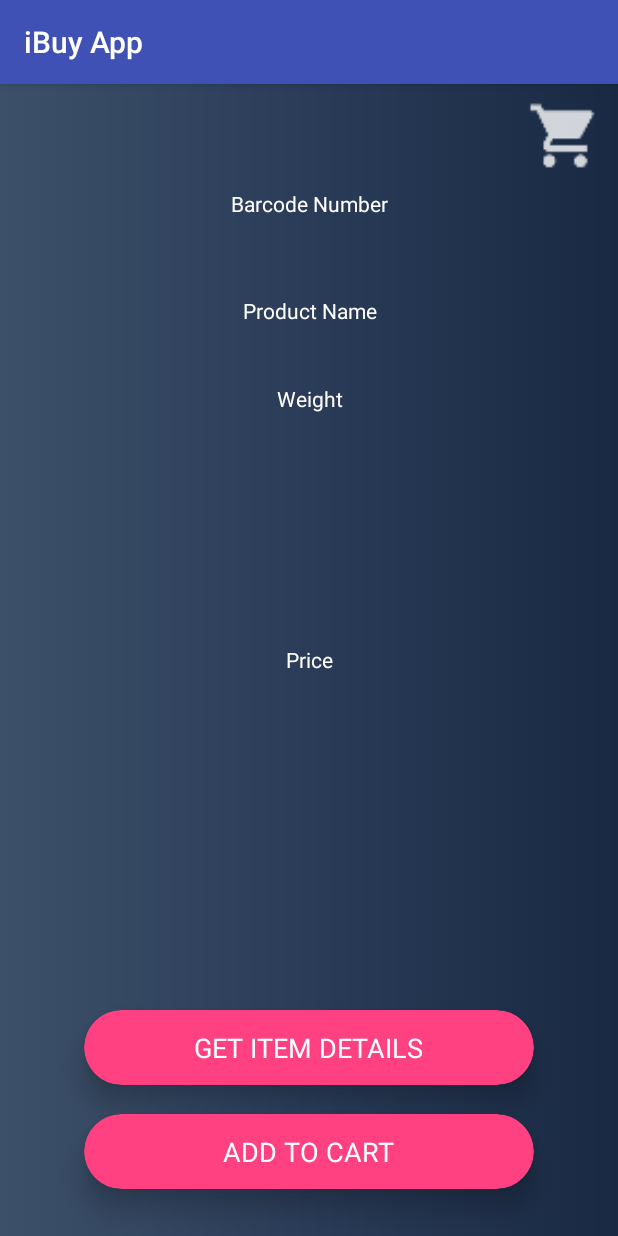
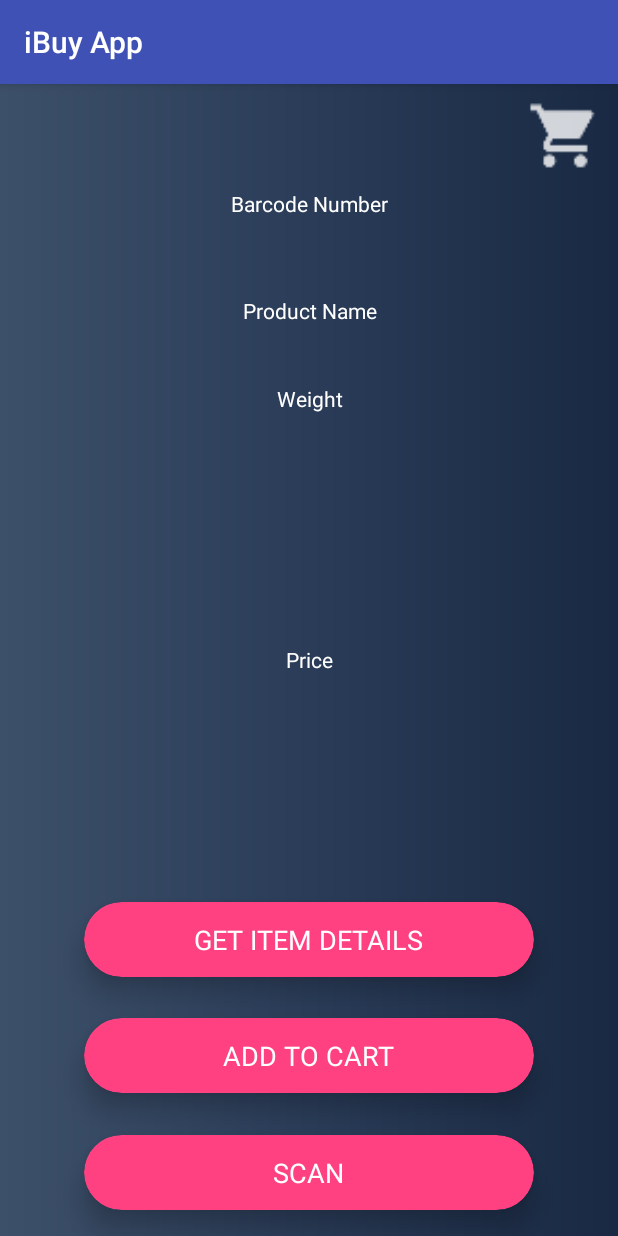
Before and after one commit to dineshyalla/IBuy, an Android app: the BarcodeFetch screen opened directly, with no data from a screen before it, on a phone screen of 412 x 824 dp. Run offline under Robolectric (Android 15) with nearby library versions, the phone set to English and light mode, and no system bars; 1 statement that could not run was skipped.

Commit message:
Added Home Button with UI changes

```diff
--- a/iBuy/app/src/main/java/com/example/dineshyalla/ibuy/UI/BarcodeFetch.java
+++ b/iBuy/app/src/main/java/com/example/dineshyalla/ibuy/UI/BarcodeFetch.java
@@ -33,7 +33,7 @@ public class BarcodeFetch extends AppCompatActivity {
     public String fName="";
     public String lName="";
     public String fFood="";
-    TextView etFirstName,etLastName,etFavFood, btnFetch;
+    TextView etFirstName,etLastName,etFavFood, btnFetch, btnScan;
     ImageView img;
     TextView txtAdd;
     DatabaseHelper myDB;
@@ -58,6 +58,7 @@ public class BarcodeFetch extends AppCompatActivity {
         txtAdd = (TextView) findViewById(R.id.txtAdd);
         img = (ImageView) findViewById(R.id.cartView);
         btnFetch = (TextView)findViewById(R.id.btnFetch);
+        btnScan = (TextView)findViewById(R.id.btnScan);
 
         myDB = new DatabaseHelper(this);
 
@@ -74,6 +75,14 @@ public class BarcodeFetch extends AppCompatActivity {
                 String priceString = Integer.toString(price);
                 Intent intent = new Intent(BarcodeFetch.this,ViewListContents.class);
                 intent.putExtra("price", priceString);
+                startActivity(intent);
+            }
+        });
+
+        btnScan.setOnClickListener(new View.OnClickListener() {
+            @Override
+            public void onClick(View view) {
+                Intent intent = new Intent(BarcodeFetch.this,Dashboard.class);
                 startActivity(intent);
             }
         });
--- a/iBuy/app/src/main/res/layout/activity_barcode_fetch.xml
+++ b/iBuy/app/src/main/res/layout/activity_barcode_fetch.xml
@@ -69,16 +69,44 @@
 
     <RelativeLayout
         android:layout_width="match_parent"
-        android:layout_height="200dp"
-        android:layout_alignParentStart="true"
-        android:layout_alignParentBottom="true">
+        android:layout_height="240dp"
+        android:layout_alignParentBottom="true"
+        android:layout_alignParentStart="true">
+
+        <android.support.v7.widget.CardView
+            android:layout_width="300dp"
+            android:layout_height="50dp"
+            android:layout_alignParentBottom="true"
+            android:layout_centerHorizontal="true"
+            android:layout_marginBottom="17dp"
+            app:cardBackgroundColor="@color/colorAccent"
+            app:cardCornerRadius="25dp"
+            app:cardElevation="10dp">
+
+        <RelativeLayout
+            android:layout_width="match_parent"
+            android:layout_height="match_parent"
+            android:layout_alignParentStart="true"
+            android:layout_alignParentTop="true">
+
+            <TextView
+                android:id="@+id/btnScan"
+                android:layout_width="wrap_content"
+                android:layout_height="wrap_content"
+                android:layout_centerInParent="true"
+                android:text="SCAN"
+                android:textAllCaps="true"
+                android:textColor="#fff"
+                android:textSize="18sp" />
+        </RelativeLayout>
+        </android.support.v7.widget.CardView>
 
         <android.support.v7.widget.CardView
             android:layout_width="300dp"
             android:layout_height="50dp"
             android:layout_alignParentTop="true"
             android:layout_centerHorizontal="true"
-            android:layout_marginTop="49dp"
+            android:layout_marginTop="17dp"
             app:cardBackgroundColor="@color/colorAccent"
             app:cardCornerRadius="25dp"
             app:cardElevation="10dp">
@@ -102,9 +130,7 @@
         <android.support.v7.widget.CardView
             android:layout_width="300dp"
             android:layout_height="50dp"
-            android:layout_alignParentBottom="true"
-            android:layout_centerHorizontal="true"
-            android:layout_marginBottom="31dp"
+            android:layout_centerInParent="true"
             app:cardBackgroundColor="@color/colorAccent"
             app:cardCornerRadius="25dp"
             app:cardElevation="10dp">
```
